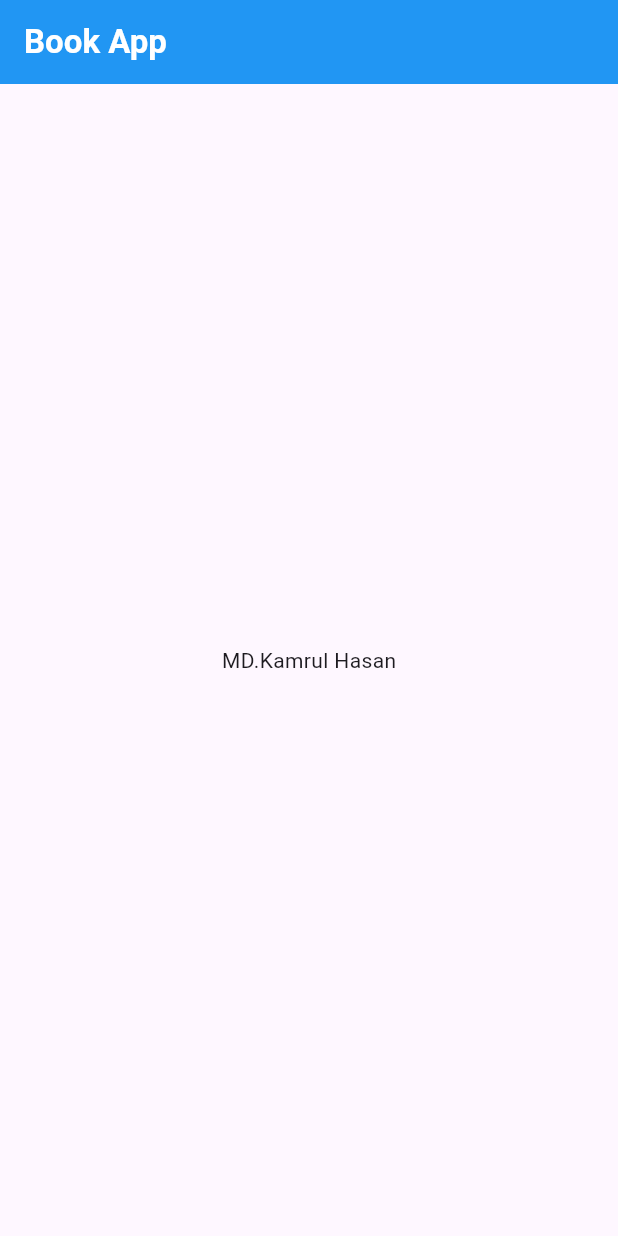
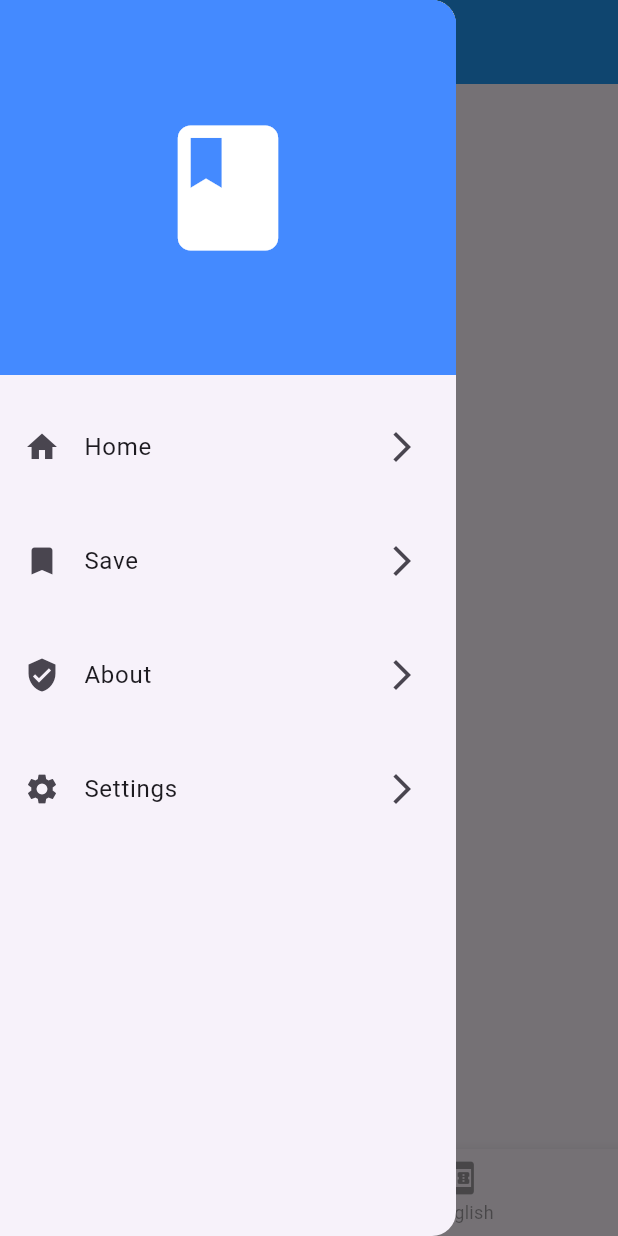
Before and after one commit to kamrul-CSE-official/book_app, a Flutter app: the screen it shows after launch, with the side drawer open (before the commit the screen has no drawer), on a phone screen of 412 x 824 dp. Run offline on Flutter 3.47's test engine with Material 3 defaults, Android fonts, the phone set to English and light mode, and no system bars.

Commit message:
Added bottom navigation bar and Drawer

```diff
--- a/analysis_options.yaml
+++ /dev/null
@@ -1,28 +0,0 @@
-# This file configures the analyzer, which statically analyzes Dart code to
-# check for errors, warnings, and lints.
-#
-# The issues identified by the analyzer are surfaced in the UI of Dart-enabled
-# IDEs (https://dart.dev/tools#ides-and-editors). The analyzer can also be
-# invoked from the command line by running `flutter analyze`.
-
-# The following line activates a set of recommended lints for Flutter apps,
-# packages, and plugins designed to encourage good coding practices.
-include: package:flutter_lints/flutter.yaml
-
-linter:
-  # The lint rules applied to this project can be customized in the
-  # section below to disable rules from the `package:flutter_lints/flutter.yaml`
-  # included above or to enable additional rules. A list of all available lints
-  # and their documentation is published at https://dart.dev/lints.
-  #
-  # Instead of disabling a lint rule for the entire project in the
-  # section below, it can also be suppressed for a single line of code
-  # or a specific dart file by using the `// ignore: name_of_lint` and
-  # `// ignore_for_file: name_of_lint` syntax on the line or in the file
-  # producing the lint.
-  rules:
-    # avoid_print: false  # Uncomment to disable the `avoid_print` rule
-    # prefer_single_quotes: true  # Uncomment to enable the `prefer_single_quotes` rule
-
-# Additional information about this file can be found at
-# https://dart.dev/guides/language/analysis-options
--- /dev/null
+++ b/lib/components/bottom_navbar.dart
@@ -0,0 +1,94 @@
+import 'package:book_app/screens/bangla_poem.dart';
+import 'package:book_app/screens/english_poem.dart';
+import 'package:flutter/material.dart';
+
+class bottom_navbar extends StatefulWidget {
+  const bottom_navbar({super.key});
+
+  @override
+  State<bottom_navbar> createState() => _bottom_navbarState();
+}
+
+class _bottom_navbarState extends State<bottom_navbar> {
+  List<Widget> screens = [bangla_poem(), english_poem()];
+  int _index = 0;
+
+  @override
+  Widget build(BuildContext context) {
+    return Scaffold(
+      appBar: AppBar(
+        title: Text("Book apps", style: TextStyle(color: Colors.white)),
+        backgroundColor: Colors.blue,
+        automaticallyImplyLeading: false,
+        leading: Builder(
+          builder: (context) => IconButton(
+            icon: Icon(Icons.menu, color: Colors.white),
+            onPressed: () {
+              Scaffold.of(context).openDrawer();
+            },
+          ),
+        ),
+      ),
+      drawer: Drawer(
+        child: Column(
+          children: [
+            Container(
+              height: 250.0,
+              width: MediaQuery.of(context).size.width,
+              color: Colors.blueAccent,
+              child: Icon(Icons.book, color: Colors.white, size: 100),
+            ),
+            SizedBox(height: 20.0),
+            ListTile(
+              leading: Icon(Icons.home),
+              title: Text("Home"),
+              trailing: Icon(Icons.arrow_forward_ios),
+              onTap: () {
+                setState(() {
+                  _index = 1;
+                });
+                Navigator.of(context).pop();
+              },
+            ),
+            SizedBox(height: 20.0),
+            ListTile(
+              leading: Icon(Icons.bookmark),
+              title: Text("Save"),
+              trailing: Icon(Icons.arrow_forward_ios),
+            ),
+            SizedBox(height: 20.0),
+            ListTile(
+              leading: Icon(Icons.verified_user),
+              title: Text("About"),
+              trailing: Icon(Icons.arrow_forward_ios),
+            ),
+            SizedBox(height: 20.0),
+            ListTile(
+              leading: Icon(Icons.settings),
+              title: Text("Settings"),
+              trailing: Icon(Icons.arrow_forward_ios),
+            ),
+          ],
+        ),
+      ),
+      bottomNavigationBar: BottomNavigationBar(
+        items: [
+          BottomNavigationBarItem(icon: Icon(Icons.book), label: "Bangla"),
+          BottomNavigationBarItem(
+            icon: Icon(Icons.book_online),
+            label: "English",
+          ),
+        ],
+        selectedItemColor: Colors.blue,
+        unselectedItemColor: Colors.black38,
+        currentIndex: _index,
+        onTap: (value) {
+          setState(() {
+            _index = value;
+          });
+        },
+      ),
+      body: screens[_index],
+    );
+  }
+}
--- a/lib/main.dart
+++ b/lib/main.dart
@@ -1,3 +1,4 @@
+import 'package:book_app/components/bottom_navbar.dart';
 import 'package:book_app/screens/home.dart';
 import 'package:flutter/material.dart';
 
@@ -14,7 +15,7 @@ class MyApp extends StatelessWidget {
     return MaterialApp(
       title: "Book App",
       debugShowCheckedModeBanner: false,
-      home: home_screen(),
+      home: bottom_navbar()
     );
   }
 }
--- /dev/null
+++ b/lib/screens/bangla_poem.dart
@@ -0,0 +1,15 @@
+import 'package:flutter/material.dart';
+
+class bangla_poem extends StatefulWidget {
+  const bangla_poem({super.key});
+
+  @override
+  State<bangla_poem> createState() => _bangla_poemState();
+}
+
+class _bangla_poemState extends State<bangla_poem> {
+  @override
+  Widget build(BuildContext context) {
+    return Scaffold(body: Center(child: Text("Bagla")));
+  }
+}
--- /dev/null
+++ b/lib/screens/english_poem.dart
@@ -0,0 +1,19 @@
+import 'package:flutter/material.dart';
+
+class english_poem extends StatefulWidget {
+  const english_poem({super.key});
+
+  @override
+  State<english_poem> createState() => _english_poemState();
+}
+
+class _english_poemState extends State<english_poem> {
+  @override
+  Widget build(BuildContext context) {
+    return Scaffold(
+      body: Center(
+        child: Text("English"),
+      ),
+    );
+  }
+}
```
Also changed, not shown: lib/screens/home.dart (+3 -10 lines).
